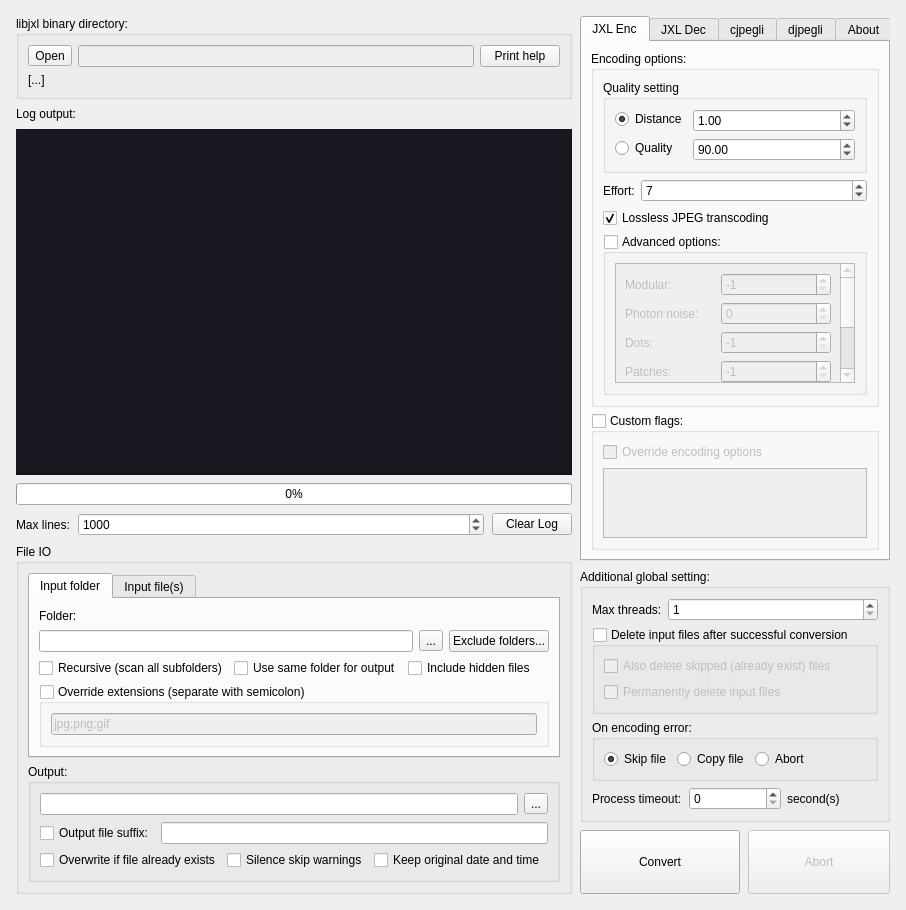
Before: the Qt Designer form mainwindow.ui in kampidh/jxl-batch-converter, drawn with Qt 5.
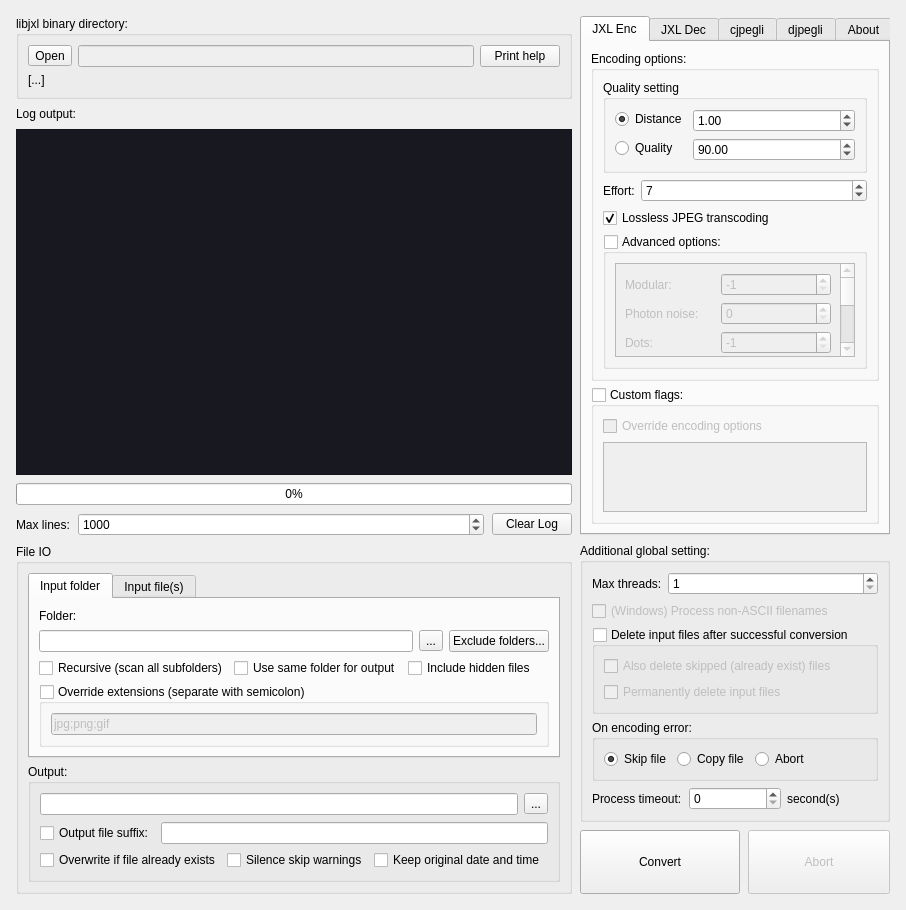
After: the same form once the commit is applied.

Commit message: Experimental: process non-ascii filenames

```diff
--- a/mainwindow.ui
+++ b/mainwindow.ui
@@ -1286,6 +1286,16 @@
            </item>
           </layout>
          </item>
+         <item>
+          <widget class="QCheckBox" name="processNonAsciiChk">
+           <property name="enabled">
+            <bool>false</bool>
+           </property>
+           <property name="text">
+            <string>(Windows) Process non-ASCII filenames</string>
+           </property>
+          </widget>
+         </item>
          <item>
           <widget class="QGroupBox" name="deleteInputAfterConvChk">
            <property name="title">
```
The commit also changes 3 other files.
